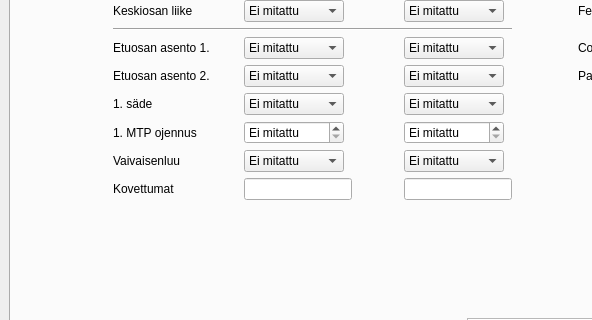
Above: tabbed_design.ui from jjnurminen/liikelaaj before the change; both pictures show x 0 to 592 and y 253 to 573 of the 1061 by 787 pixel window. Below: the same form after it.
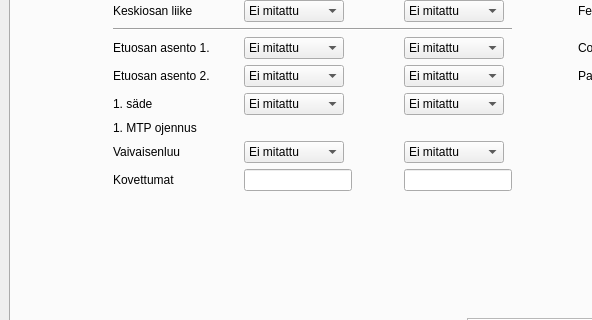
That is the form after the change. The open tabs and pages were chosen to show the change. Custom widgets are drawn as their Qt base class.

Commit message: fix taborder etc. after changing widgets

What changed in the file:
```diff
--- a/tabbed_design.ui
+++ b/tabbed_design.ui
@@ -3736,40 +3736,6 @@
             </property>
            </spacer>
           </item>
-          <item row="16" column="4">
-           <widget class="QSpinBox" name="spJalkat1MTPojennusVas">
-            <property name="sizePolicy">
-             <sizepolicy hsizetype="Fixed" vsizetype="Fixed">
-              <horstretch>0</horstretch>
-              <verstretch>0</verstretch>
-             </sizepolicy>
-            </property>
-            <property name="minimumSize">
-             <size>
-              <width>100</width>
-              <height>0</height>
-             </size>
-            </property>
-            <property name="specialValueText">
-             <string extracomment="Ei mitattu">Ei mitattu</string>
-            </property>
-            <property name="suffix">
-             <string>°</string>
-            </property>
-            <property name="prefix">
-             <string/>
-            </property>
-            <property name="minimum">
-             <number>-181</number>
-            </property>
-            <property name="maximum">
-             <number>180</number>
-            </property>
-            <property name="value">
-             <number>-181</number>
-            </property>
-           </widget>
-          </item>
           <item row="13" column="6">
            <widget class="QLabel" name="label_292">
             <property name="text">
@@ -4445,40 +4411,6 @@
             </property>
            </widget>
           </item>
-          <item row="16" column="2">
-           <widget class="QSpinBox" name="spJalkat1MTPojennusOik">
-            <property name="sizePolicy">
-             <sizepolicy hsizetype="Fixed" vsizetype="Fixed">
-              <horstretch>0</horstretch>
-              <verstretch>0</verstretch>
-             </sizepolicy>
-            </property>
-            <property name="minimumSize">
-             <size>
-              <width>100</width>
-              <height>0</height>
-             </size>
-            </property>
-            <property name="specialValueText">
-             <string extracomment="Ei mitattu">Ei mitattu</string>
-            </property>
-            <property name="suffix">
-             <string>°</string>
-            </property>
-            <property name="prefix">
-             <string/>
-            </property>
-            <property name="minimum">
-             <number>-181</number>
-            </property>
-            <property name="maximum">
-             <number>180</number>
-            </property>
-            <property name="value">
-             <number>-181</number>
-            </property>
-           </widget>
-          </item>
           <item row="4" column="1">
            <widget class="QLabel" name="label_280">
             <property name="text">
@@ -5105,6 +5037,12 @@
             </property>
            </spacer>
           </item>
+          <item row="16" column="2">
+           <widget class="CheckDegSpinBox" name="csbJalkat1MTPojennusOik"/>
+          </item>
+          <item row="16" column="4">
+           <widget class="CheckDegSpinBox" name="csbJalkat1MTPojennusVas"/>
+          </item>
          </layout>
         </item>
         <item>
```
Left out of the diff: 2 changed lines with no effect on the pictures. The commit also changes 2 other files.
